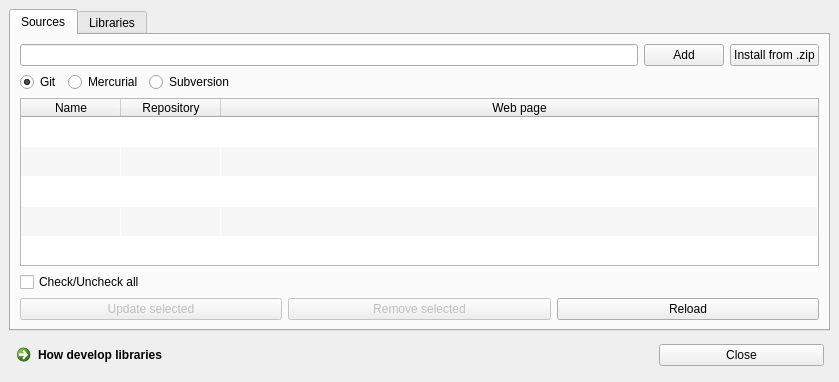
Before: the Qt Designer form qtgui/frames/libraries_widget.ui in PinguinoIDE/pinguino-ide, drawn with Qt 5.
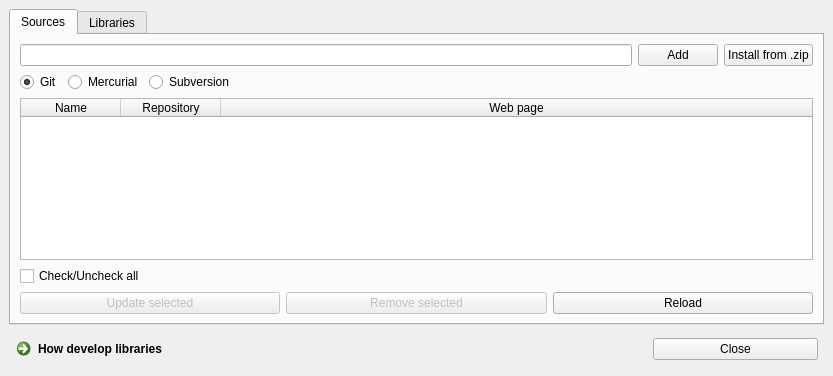
After: the same form once the commit is applied. The open tabs and pages were chosen to show the change.

```diff
--- a/qtgui/frames/libraries_widget.ui
+++ b/qtgui/frames/libraries_widget.ui
@@ -6,8 +6,8 @@
    <rect>
     <x>0</x>
     <y>0</y>
-    <width>839</width>
-    <height>382</height>
+    <width>833</width>
+    <height>376</height>
    </rect>
   </property>
   <property name="windowTitle">
@@ -227,36 +227,6 @@
           <attribute name="verticalHeaderStretchLastSection">
            <bool>false</bool>
           </attribute>
-          <row>
-           <property name="text">
-            <string>New Row</string>
-           </property>
-          </row>
-          <row>
-           <property name="text">
-            <string>New Row</string>
-           </property>
-          </row>
-          <row>
-           <property name="text">
-            <string>New Row</string>
-           </property>
-          </row>
-          <row>
-           <property name="text">
-            <string>New Row</string>
-           </property>
-          </row>
-          <row>
-           <property name="text">
-            <string>New Row</string>
-           </property>
-          </row>
-          <row>
-           <property name="text">
-            <string>New Row</string>
-           </property>
-          </row>
           <column>
            <property name="text">
             <string>Name</string>
@@ -272,15 +242,6 @@
             <string>Web page</string>
            </property>
           </column>
-          <item row="0" column="2"/>
-          <item row="1" column="0">
-           <property name="text">
-            <string/>
-           </property>
-           <property name="flags">
-            <set>ItemIsDragEnabled|ItemIsUserCheckable|ItemIsEnabled</set>
-           </property>
-          </item>
          </widget>
         </item>
        </layout>
```
Left out of the diff: 32 changed lines with no effect on the pictures.
